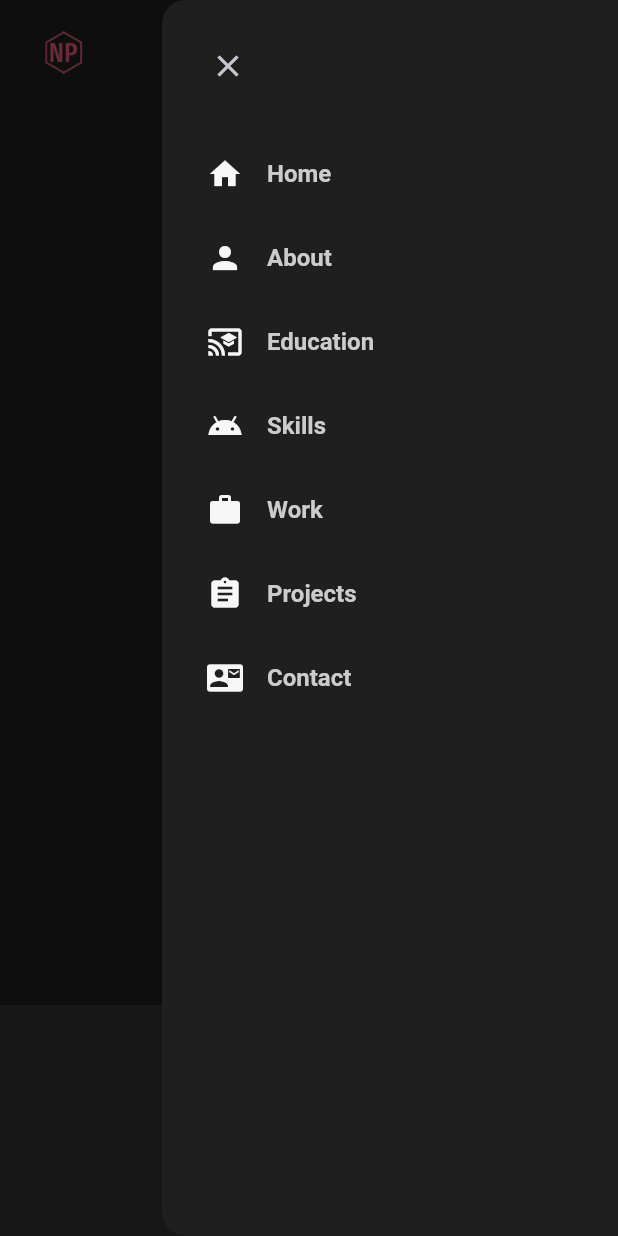
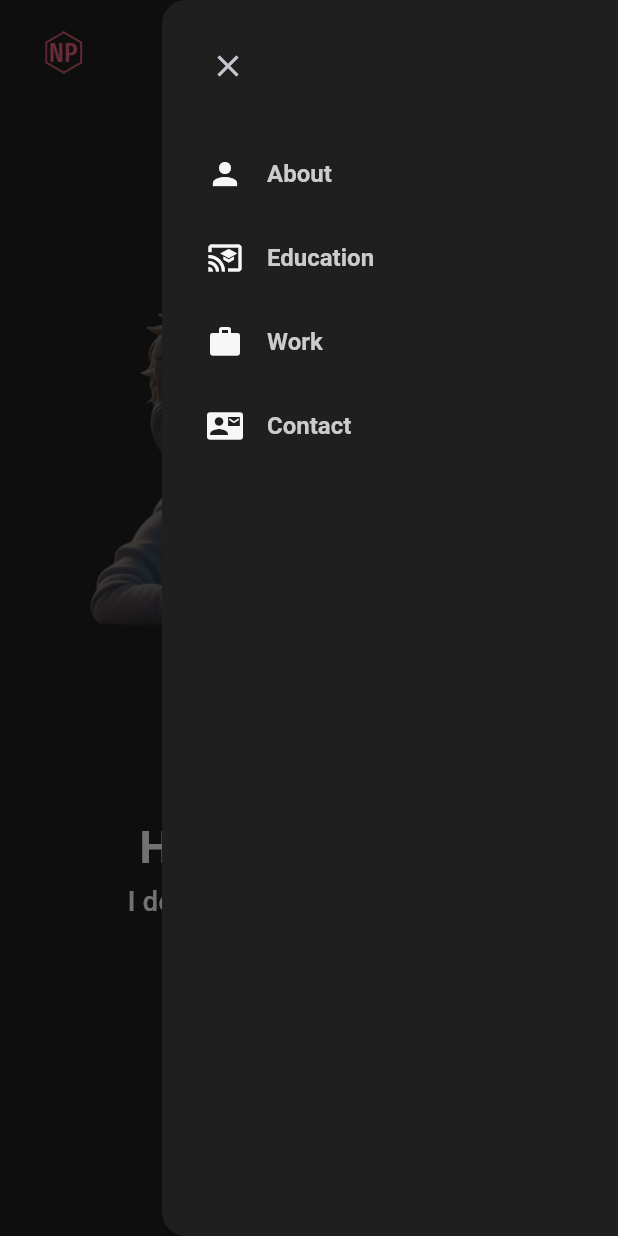
Before and after one commit to daemonvk18/my_portfolio, a Flutter app: the screen it shows after launch, after a tap on the "menu" icon, on a phone screen of 412 x 824 dp. Run offline on Flutter 3.47's test engine with Material 3 defaults, Android fonts, the phone set to English and light mode, and no system bars.

Commit message:
new files are added about about me page

```diff
--- a/portfolio_webapp/lib/constants/nav_items.dart
+++ b/portfolio_webapp/lib/constants/nav_items.dart
@@ -1,21 +1,10 @@
 import 'package:flutter/material.dart';
 
-List<String> navitems = [
-  "Home",
-  "About",
-  "Education",
-  "Skills",
-  "Work",
-  "Projects",
-  "Contact"
-];
+List<String> navitems = ["About", "Education", "Work", "Contact"];
 
 List<IconData> navicons = [
-  Icons.home,
   Icons.person,
   Icons.cast_for_education,
-  Icons.android_outlined,
   Icons.work,
-  Icons.assignment,
   Icons.contact_mail
 ];
--- /dev/null
+++ b/portfolio_webapp/lib/constants/responsive_size.dart
@@ -0,0 +1,6 @@
+const double kminDesktopWidth = 650.0;
+const double kmediumDesktopWidth = 900.0;
+const double kaboutmeDesktopwidth1 = 1300.0;
+const double kaboutmeDesktopwidth2 = 1100.0;
+const double kaboutmeDesktopwidth3 = 1000.0;
+const double kaboutmemobilewidth = 920;
--- a/portfolio_webapp/lib/pages/home_page.dart
+++ b/portfolio_webapp/lib/pages/home_page.dart
@@ -1,7 +1,13 @@
 import 'package:flutter/material.dart';
 import 'package:portfolio_webapp/constants/colors.dart';
+import 'package:portfolio_webapp/constants/responsive_size.dart';
+import 'package:portfolio_webapp/widgets/aboutme_desktop.dart';
+import 'package:portfolio_webapp/widgets/aboutme_mobile.dart';
+import 'package:portfolio_webapp/widgets/header_desktop.dart';
 import 'package:portfolio_webapp/widgets/header_drawer.dart';
 import 'package:portfolio_webapp/widgets/header_mobile.dart';
+import 'package:portfolio_webapp/widgets/main_desktop.dart';
+import 'package:portfolio_webapp/widgets/main_mobile.dart';
 
 class HomePage extends StatefulWidget {
   const HomePage({super.key});
@@ -14,15 +20,25 @@ class _HomePageState extends State<HomePage> {
   final scaffoldKey = GlobalKey<ScaffoldState>();
   @override
   Widget build(BuildContext context) {
+    final screensize = MediaQuery.of(context).size;
+    // ignore: unused_local_variable
+    final screenWidth = screensize.width;
+    // ignore: unused_local_variable
+    final screenheight = screensize.height;
+    return LayoutBuilder(builder: (context, constraints) {
       return Scaffold(
           key: scaffoldKey,
           backgroundColor: CustomColors.black88,
-        endDrawer: const HeaderDrawer(),
+          endDrawer: constraints.maxWidth >= kminDesktopWidth
+              ? null
+              : const HeaderDrawer(),
           body: ListView(
             scrollDirection: Axis.vertical,
             children: [
               //MAIN(navbar)
-            //DesktopHeader(),
+              if (constraints.maxWidth >= kminDesktopWidth)
+                const DesktopHeader()
+              else
                 //for the mobile view
                 HeaderMobile(
                   logoTap: () {},
@@ -30,23 +46,28 @@ class _HomePageState extends State<HomePage> {
                     scaffoldKey.currentState?.openEndDrawer();
                   },
                 ),
+
+              if (constraints.maxWidth >= kminDesktopWidth)
+                MainDesktop()
+              else
+                MainMobile(),
+
               //ABOUT ME
+              if (constraints.maxWidth >= kaboutmemobilewidth)
+                AboutMeDesktop()
+              else
+                AboutMeMobile(),
+
+              //SKILLS
               Container(
                 color: CustomColors.black88,
                 height: 600.0,
                 width: double.maxFinite,
               ),
 
-            //SKILLS
-            Container(
-              color: Color(0xFF333333),
-              height: 600.0,
-              width: double.maxFinite,
-            ),
-
               //WORK EXPERIENCE
               Container(
-              color: Color(0xFF333333),
+                color: CustomColors.black80,
                 height: 600.0,
                 width: double.maxFinite,
               ),
@@ -66,5 +87,6 @@ class _HomePageState extends State<HomePage> {
               ),
             ],
           ));
+    });
   }
 }
--- /dev/null
+++ b/portfolio_webapp/lib/widgets/aboutme_mobile.dart
@@ -0,0 +1,100 @@
+import 'package:flutter/cupertino.dart';
+import 'package:portfolio_webapp/constants/aboutme.dart';
+import 'package:portfolio_webapp/constants/colors.dart';
+
+class AboutMeMobile extends StatelessWidget {
+  const AboutMeMobile({super.key});
+
+  @override
+  Widget build(BuildContext context) {
+    final screensize = MediaQuery.of(context).size;
+    // ignore: unused_local_variable
+    final screenWidth = screensize.width;
+    final screenheight = screensize.height;
+    return Container(
+      padding: EdgeInsets.symmetric(horizontal: 20.0, vertical: 20.0),
+      height: screenheight,
+      color: CustomColors.black80,
+      constraints: BoxConstraints(minHeight: 760.0),
+      child: Column(
+        mainAxisAlignment: MainAxisAlignment.start,
+        crossAxisAlignment: CrossAxisAlignment.center,
+        children: [
+          const SizedBox(
+            height: 10.0,
+          ),
+          //about me
+          Text(
+            "About Me",
+            style: TextStyle(
+                fontSize: 25.0,
+                color: CustomColors.white90,
+                fontWeight: FontWeight.w700),
+          ),
+          const SizedBox(
+            height: 10.0,
+          ),
+
+          //container
+          Container(
+            height: 4.0,
+            width: 50.0,
+            decoration: BoxDecoration(
+                color: CustomColors.red,
+                borderRadius: BorderRadius.circular(20)),
+          ),
+          const SizedBox(
+            height: 50.0,
+          ),
+
+          //photo
+          Container(
+            height: 200.0,
+            width: 200.0,
+            decoration: BoxDecoration(
+                border: Border.all(color: CustomColors.white80),
+                image: DecorationImage(
+                    image: AssetImage("Assets/preetham.jpg"),
+                    fit: BoxFit.cover)),
+          ),
+          const SizedBox(
+            height: 40.0,
+          ),
+          Column(
+            crossAxisAlignment: CrossAxisAlignment.start,
+            children: [
+              Text(
+                "Hi, I'm Pailla Navya Preetham Reddy, apre-final year student\nat IIIT Bhubaneswar.I'm passionate about technology and\nthrive in the dynamic environment of computer science and\nengineering. Beyond academics,I enjoy engaging in extracurricular\nactivities and collaborating with peers. I'm determined to\nmake meaningful contributions in the field of technology\nand beyond.",
+                style: TextStyle(fontSize: 14.0, color: CustomColors.white80),
+              ),
+              const SizedBox(
+                height: 20.0,
+              ),
+              //some list info
+              for (int i = 0; i < aboutmetitle.length; i++)
+                Padding(
+                    padding: const EdgeInsets.only(bottom: 6.0),
+                    child: Row(
+                      mainAxisAlignment: MainAxisAlignment.start,
+                      children: [
+                        Text(
+                          aboutmetitle[i] + ":",
+                          style: TextStyle(
+                              color: CustomColors.white90,
+                              fontWeight: FontWeight.w600,
+                              fontSize: 15.0),
+                        ),
+                        Text(
+                          "  " + aboutmeans[i],
+                          style: TextStyle(
+                              color: CustomColors.white80, fontSize: 14.0),
+                        )
+                      ],
+                    ))
+            ],
+          )
+        ],
+      ),
+    );
+  }
+}
--- /dev/null
+++ b/portfolio_webapp/lib/widgets/main_mobile.dart
@@ -0,0 +1,94 @@
+import 'package:flutter/material.dart';
+import 'package:portfolio_webapp/constants/colors.dart';
+
+class MainMobile extends StatelessWidget {
+  const MainMobile({super.key});
+
+  @override
+  Widget build(BuildContext context) {
+    final screensize = MediaQuery.of(context).size;
+    final screenWidth = screensize.width;
+    final screenheight = screensize.height;
+    return Container(
+      margin: EdgeInsets.symmetric(vertical: 30.0, horizontal: 30.0),
+      height: screenheight,
+      constraints: BoxConstraints(minHeight: 540.0),
+      child: Column(
+        crossAxisAlignment: CrossAxisAlignment.center,
+        children: [
+          //avatar image(faded)
+          ShaderMask(
+            shaderCallback: (bounds) {
+              return LinearGradient(colors: [
+                CustomColors.black80.withOpacity(0.6),
+                CustomColors.black88.withOpacity(0.6),
+              ]).createShader(bounds);
+            },
+            blendMode: BlendMode.srcATop,
+            child: Image.asset(
+              "Assets/homepage_image.png",
+              height: screenheight / 2,
+              width: screenWidth,
+            ),
+          ),
+          const SizedBox(
+            height: 30.0,
+          ),
+
+          //intro text
+          Row(
+            mainAxisAlignment: MainAxisAlignment.center,
+            children: [
+              //hi i'm preetham text
+              const Text(
+                "Hi, I'm",
+                style: TextStyle(
+                    height: 1.5,
+                    fontSize: 30.0,
+                    color: CustomColors.white90,
+                    fontWeight: FontWeight.bold),
+              ),
+              const Text(
+                " Preetham",
+                style: TextStyle(
+                    height: 1.5,
+                    fontSize: 30.0,
+                    fontWeight: FontWeight.bold,
+                    color: CustomColors.red),
+              )
+            ],
+          ),
+          const Text(
+            "I develop Flutter Applications",
+            style: TextStyle(
+                height: 1.5,
+                fontSize: 18.0,
+                fontWeight: FontWeight.w500,
+                color: CustomColors.white90),
+          ),
+          const Text(
+            "and User Interfaces",
+            style: TextStyle(
+                height: 1.5,
+                fontSize: 18.0,
+                fontWeight: FontWeight.w500,
+                color: CustomColors.white90),
+          ),
+          //download resume button
+          const SizedBox(
+            height: 15.0,
+          ),
+          SizedBox(
+            height: 45.0,
+            child: ElevatedButton(
+                onPressed: () {},
+                child: Text(
+                  "Download Resume",
+                  style: TextStyle(color: CustomColors.red),
+                )),
+          )
+        ],
+      ),
+    );
+  }
+}
```
Also changed, not shown: portfolio_webapp/lib/constants/aboutme.dart (added, +14 -0 lines), portfolio_webapp/lib/widgets/aboutme_desktop.dart (added, +138 -0 lines), portfolio_webapp/lib/widgets/main_desktop.dart (added, +87 -0 lines), portfolio_webapp/Assets/homepage_image.png (added), portfolio_webapp/Assets/portfolio_homepage_image.png (deleted), portfolio_webapp/Assets/preetham.jpg (added). Lines whose indentation alone changed are shown as unchanged.
